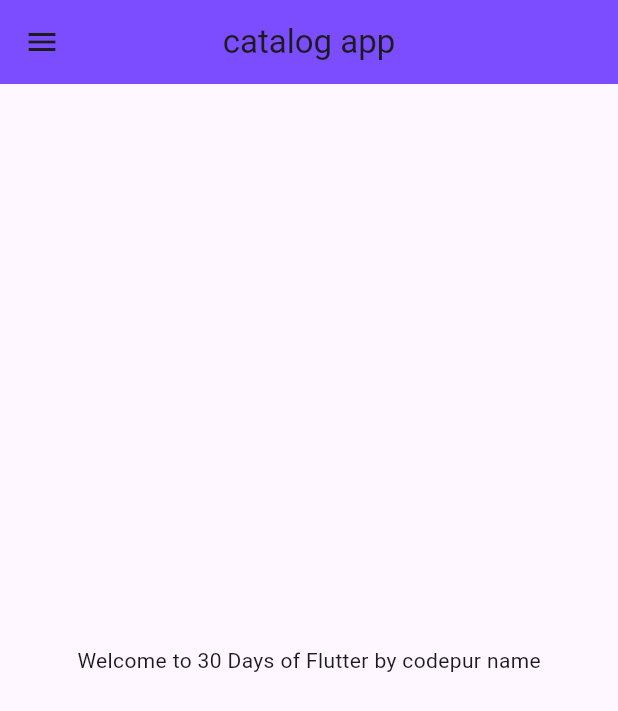
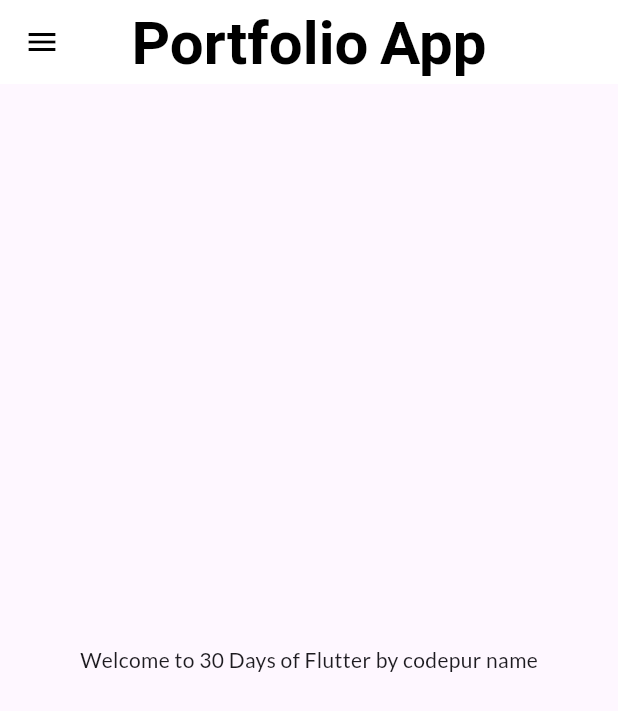
Before and after one commit to abhi2811mishra/SHOWCASE-SHOPPING-APP, a Flutter app: the screen it shows after launch, on a phone screen of 412 x 824 dp. Shown: the top 711 px of the screen. Run offline on Flutter 3.47's test engine with Material 3 defaults, Android fonts, the phone set to English and light mode, and no system bars; our stand-ins replace google_fonts.

Commit message:
themes extracted

```diff
--- a/lib/main.dart
+++ b/lib/main.dart
@@ -4,6 +4,8 @@ import 'package:flutter/material.dart';
 import 'package:flutter_catalog/pages/home_page.dart';
 import 'package:flutter_catalog/pages/login_page.dart';
 import 'package:flutter_catalog/utils/routes.dart';
+import 'package:flutter_catalog/widgets/theme.dart';
+
 
 void main() {
   runApp(MyApp());
@@ -14,12 +16,12 @@ class MyApp extends StatelessWidget {
 
   @override
   Widget build(BuildContext context) {
+
     return MaterialApp(
       //home:HomePage(),
-      themeMode: ThemeMode.dark,
-      theme: ThemeData(primarySwatch: Colors.blue),
-      darkTheme: ThemeData(
-          brightness: Brightness.light, primarySwatch: Colors.deepOrange),
+      themeMode: ThemeMode.light,
+      theme: MyTheme.LightthemeData(context),
+      darkTheme:MyTheme.darkTheme(context),
 
            debugShowCheckedModeBanner: false,
        initialRoute: MyRoutes.homeRoute,
--- a/lib/pages/home_page.dart
+++ b/lib/pages/home_page.dart
@@ -13,9 +13,10 @@ class HomePage extends StatelessWidget {
 
     return Scaffold(
       appBar: AppBar(
-        title: Text("catalog app"),
+        backgroundColor:Colors.white,
+        title: Text("Portfolio App",),
         centerTitle: true,
-        backgroundColor: Colors.deepPurpleAccent,
+
       ),//used to changethe app middle settings like colurs etc.
 
 
--- /dev/null
+++ b/lib/widgets/theme.dart
@@ -0,0 +1,23 @@
+import 'package:flutter/material.dart';
+import 'package:google_fonts/google_fonts.dart';
+
+class MyTheme {
+  static ThemeData LightthemeData(BuildContext context) => ThemeData(
+        primarySwatch: Colors.deepPurple,
+        fontFamily: GoogleFonts.lato().fontFamily,
+        appBarTheme: AppBarTheme(
+          color: Colors.white,
+          elevation: 0.0,
+          iconTheme: IconThemeData(color: Colors.black),
+          titleTextStyle: TextStyle(
+            color: Colors.black,
+            fontSize: 40, // Font size
+            fontWeight: FontWeight.bold,
+          ),
+        ),
+      );
+
+  static ThemeData darkTheme(BuildContext context) => ThemeData(
+        brightness: Brightness.dark,
+      );
+}
--- a/pubspec.yaml
+++ b/pubspec.yaml
@@ -34,6 +34,7 @@ dependencies:
   # The following adds the Cupertino Icons font to your application.
   # Use with the CupertinoIcons class for iOS style icons.
   cupertino_icons: ^1.0.8
+  google_fonts: ^6.2.1
 
 dev_dependencies:
   flutter_test:
```
Also changed, not shown: pubspec.lock, 1 other file.
